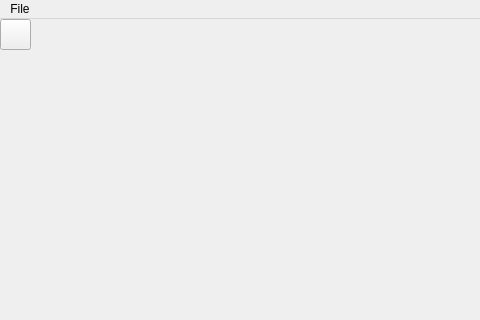
Qt form frontend/resource/GUI.ui (gintalk/network-visualization-main) before a commit; both pictures show x 0 to 480 and y 0 to 320 of the 1260 by 768 pixel window.
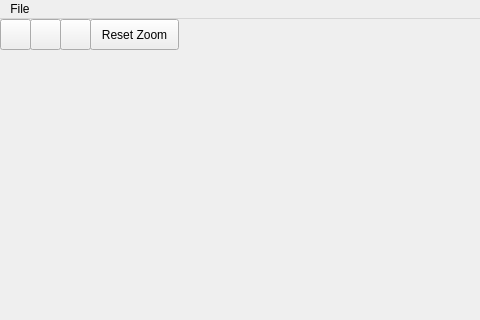
The same form after that commit.

Commit message: Add Icon for Zoom_in Zoom_out Reset_zoom

What changed in the file:
```diff
--- a/frontend/resource/GUI.ui
+++ b/frontend/resource/GUI.ui
@@ -60,6 +60,45 @@
      </size>
     </property>
    </widget>
+   <widget class="QPushButton" name="zoom_in">
+    <property name="geometry">
+     <rect>
+      <x>30</x>
+      <y>0</y>
+      <width>31</width>
+      <height>31</height>
+     </rect>
+    </property>
+    <property name="text">
+     <string/>
+    </property>
+   </widget>
+   <widget class="QPushButton" name="zoom_out">
+    <property name="geometry">
+     <rect>
+      <x>60</x>
+      <y>0</y>
+      <width>31</width>
+      <height>31</height>
+     </rect>
+    </property>
+    <property name="text">
+     <string/>
+    </property>
+   </widget>
+   <widget class="QPushButton" name="reset_zoom">
+    <property name="geometry">
+     <rect>
+      <x>90</x>
+      <y>0</y>
+      <width>89</width>
+      <height>31</height>
+     </rect>
+    </property>
+    <property name="text">
+     <string>Reset Zoom</string>
+    </property>
+   </widget>
   </widget>
   <widget class="QMenuBar" name="menubar">
    <property name="geometry">
```
Left out of the diff: 6 changed lines with no effect on the pictures. The commit also changes 4 other files.
